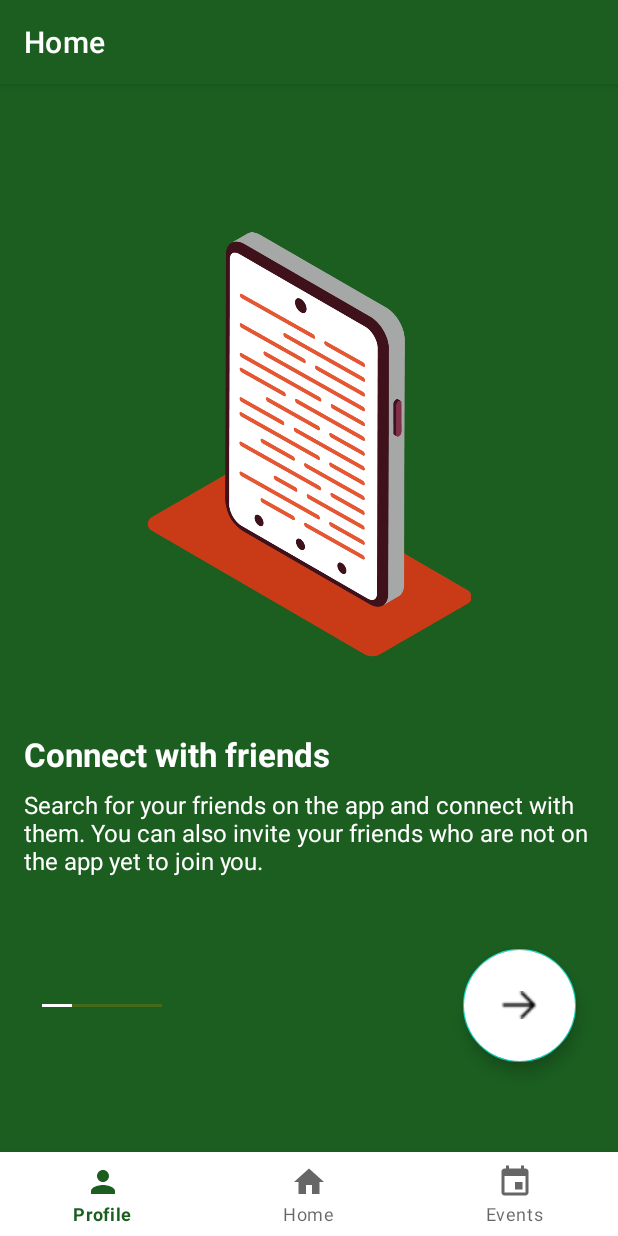
After one commit to aymanbouka/androidAppDevCapstone, an Android app: the fragment UserOnboardingFragment placed in its activity, on a phone screen of 412 x 824 dp. The commit adds this screen. Run offline under Robolectric (Android 15) with nearby library versions, the phone set to English and light mode, and no system bars; our stand-ins replace Firebase (no records; nobody signed in at launch, a user with empty details on screens opened directly).

Commit message:
Added user onboarding right after register

```diff
--- a/termproject2023/app/src/main/java/com/example/termproject2023/EventsFragment.java
+++ b/termproject2023/app/src/main/java/com/example/termproject2023/EventsFragment.java
@@ -105,7 +105,7 @@ public class EventsFragment extends Fragment implements BottomNavigationView.OnN
                     events.clear();
                     EventsXMLParser eventsXMLParser = new EventsXMLParser();
                      events = eventsXMLParser.parse(response.body().byteStream());
-                    Log.d("DEMO", "onResponse: this is an event: " + events + "this is an event");
+//                    Log.d("DEMO", "onResponse: this is an event: " + events + "this is an event");
 
 
 
--- /dev/null
+++ b/termproject2023/app/src/main/java/com/example/termproject2023/OnboardingAdapter.java
@@ -0,0 +1,31 @@
+package com.example.termproject2023;
+
+import androidx.annotation.NonNull;
+import androidx.fragment.app.Fragment;
+import androidx.fragment.app.FragmentActivity;
+import androidx.fragment.app.FragmentManager;
+import androidx.lifecycle.Lifecycle;
+import androidx.viewpager2.adapter.FragmentStateAdapter;
+
+
+public class OnboardingAdapter extends FragmentStateAdapter{
+    private final FragmentActivity activity;
+    private final int itemsCount;
+
+    public OnboardingAdapter(@NonNull FragmentActivity fragmentActivity, int itemsCount) {
+        super(fragmentActivity);
+        this.activity = fragmentActivity;
+        this.itemsCount = itemsCount;
+    }
+
+    @NonNull
+    @Override
+    public Fragment createFragment(int position) {
+        return OnboardingViewPagerFragment.getInstance(position);
+    }
+
+    @Override
+    public int getItemCount() {
+        return itemsCount;
+    }
+}
--- /dev/null
+++ b/termproject2023/app/src/main/java/com/example/termproject2023/OnboardingViewPagerFragment.java
@@ -0,0 +1,53 @@
+package com.example.termproject2023;
+
+import android.os.Bundle;
+import android.view.LayoutInflater;
+import android.view.View;
+import android.view.ViewGroup;
+import androidx.fragment.app.Fragment;
+import com.example.termproject2023.databinding.FragmentOnboardingViewPagerBinding;
+
+import java.util.ArrayList;
+import java.util.List;
+
+public class OnboardingViewPagerFragment extends Fragment {
+
+    private static final String ARG_POSITION = "ARG_POSITION";
+
+    public static OnboardingViewPagerFragment getInstance(int position) {
+        OnboardingViewPagerFragment fragment = new OnboardingViewPagerFragment();
+        Bundle args = new Bundle();
+        args.putInt(ARG_POSITION, position);
+        fragment.setArguments(args);
+        return fragment;
+    }
+
+    private FragmentOnboardingViewPagerBinding binding;
+
+    @Override
+    public View onCreateView(LayoutInflater inflater, ViewGroup container,
+        Bundle savedInstanceState) {
+        binding = FragmentOnboardingViewPagerBinding.inflate(inflater, container, false);
+        return binding.getRoot();
+    }
+
+    @Override
+    public void onViewCreated(View view, Bundle savedInstanceState) {
+        int position = requireArguments().getInt(ARG_POSITION);
+        String[] onBoardingTitles = requireContext().getResources().getStringArray(R.array.onboarding_titles);
+        String[] onBoardingTexts = requireContext().getResources().getStringArray(R.array.onboarding_texts);
+        binding.onBoardingImage.setImageResource(getOnBoardAssets().get(position));
+        binding.onBoardingTextTitle.setText(onBoardingTitles[position]);
+        binding.onBoardingTextMsg.setText(onBoardingTexts[position]);
+    }
+
+    private List<Integer> getOnBoardAssets() {
+        List<Integer> onBoardAssets = new ArrayList<>();
+        //changes images from here
+        onBoardAssets.add(R.drawable.onboarding);
+        onBoardAssets.add(R.drawable.onboarding);
+        onBoardAssets.add(R.drawable.onboarding);
+        onBoardAssets.add(R.drawable.onboarding);
+        return onBoardAssets;
+    }
+}
--- a/termproject2023/app/src/main/java/com/example/termproject2023/RegisterFragment.java
+++ b/termproject2023/app/src/main/java/com/example/termproject2023/RegisterFragment.java
@@ -76,9 +76,10 @@ public class RegisterFragment extends Fragment {
                                 Log.d("demo", "onComplete: Register in successful " + mAuth.getCurrentUser().getUid());
 
                                 Log.d("demo", "onComplete: Register in successful " + Thread.currentThread().getId());
+                                // yaha par onboarding ayega
+                                getFragmentManager().beginTransaction().replace(R.id.contentView, new UserOnboardingFragment())
+                                        .commit();
 
-                                getFragmentManager().beginTransaction().replace(R.id.contentView, new MainHomeFragment())
-                                        .commit();
 
                             }else{
                                 Log.d("demo", "onComplete: Error!!! ");
--- /dev/null
+++ b/termproject2023/app/src/main/java/com/example/termproject2023/UserOnboardingFragment.java
@@ -0,0 +1,50 @@
+package com.example.termproject2023;
+
+import android.content.Intent;
+import android.os.Bundle;
+import androidx.annotation.NonNull;
+import androidx.fragment.app.Fragment;
+import android.view.LayoutInflater;
+import android.view.View;
+import android.view.ViewGroup;
+import com.example.termproject2023.databinding.FragmentUserOnboardingBinding;
+import com.google.android.material.tabs.TabLayout;
+import com.google.android.material.tabs.TabLayoutMediator;
+
+public class UserOnboardingFragment extends Fragment {
+    private OnboardingAdapter viewPagerAdapter;
+
+    @Override
+    public void onCreate(Bundle savedInstanceState) {
+        super.onCreate(savedInstanceState);
+
+    }
+
+    @Override
+    public View onCreateView(LayoutInflater inflater, ViewGroup container,
+                             Bundle savedInstanceState) {
+
+        FragmentUserOnboardingBinding binding = FragmentUserOnboardingBinding.inflate(inflater, container, false);
+        viewPagerAdapter = new OnboardingAdapter(requireActivity(), 4);
+        binding.viewPagerOnboarding.setAdapter(viewPagerAdapter);
+        TabLayoutMediator mediator = new TabLayoutMediator(binding.tabLayoutOnboarding, binding.viewPagerOnboarding, new TabLayoutMediator.TabConfigurationStrategy() {
+            @Override
+            public void onConfigureTab(@NonNull TabLayout.Tab tab, int position) {
+            }
+        });
+        mediator.attach();
+
+        binding.bttnNextOnboarding.setOnClickListener(view -> {
+            if(binding.viewPagerOnboarding.getCurrentItem() < 3){
+                binding.viewPagerOnboarding.setCurrentItem(binding.viewPagerOnboarding.getCurrentItem() + 1, true);
+            }
+            else{
+                getFragmentManager().beginTransaction().replace(R.id.contentView, new MainHomeFragment())
+                        .commit();
+            }
+        });
+
+
+        return binding.getRoot();
+    }
+}
--- /dev/null
+++ b/termproject2023/app/src/main/res/layout/fragment_onboarding_view_pager.xml
@@ -0,0 +1,53 @@
+<?xml version="1.0" encoding="utf-8"?>
+<FrameLayout xmlns:android="http://schemas.android.com/apk/res/android"
+    xmlns:tools="http://schemas.android.com/tools"
+    android:layout_width="match_parent"
+    android:layout_height="match_parent"
+    xmlns:app="http://schemas.android.com/apk/res-auto"
+    tools:context=".OnboardingViewPagerFragment"
+    android:background="#1B5E20">
+
+    <androidx.constraintlayout.widget.ConstraintLayout
+        android:layout_width="match_parent"
+        android:layout_height="match_parent">
+
+        <ImageView
+            android:id="@+id/on_boarding_image"
+            android:layout_width="216dp"
+            android:layout_height="283dp"
+            android:layout_marginTop="50dp"
+            android:layout_weight="0.4"
+            android:scaleType="fitCenter"
+            app:layout_constraintTop_toTopOf="parent"
+            app:layout_constraintStart_toStartOf="parent"
+            app:layout_constraintEnd_toEndOf="parent"
+            />
+
+        <TextView
+            android:id="@+id/on_boarding_text_title"
+            android:layout_width="match_parent"
+            android:layout_height="wrap_content"
+            android:gravity="start"
+            android:layout_marginHorizontal="16dp"
+            android:layout_marginTop="50dp"
+            android:textColor="@color/white"
+            android:textSize="22sp"
+            android:textStyle="bold"
+            app:layout_constraintTop_toBottomOf="@+id/on_boarding_image" />
+
+
+        <TextView
+            android:id="@+id/on_boarding_text_msg"
+            android:layout_width="match_parent"
+            android:layout_height="wrap_content"
+            android:gravity="start"
+            android:layout_marginHorizontal="16dp"
+            android:layout_marginTop="8dp"
+            android:textSize="16sp"
+            android:textColor="@color/white"
+            app:layout_constraintTop_toBottomOf="@+id/on_boarding_text_title" />
+
+    </androidx.constraintlayout.widget.ConstraintLayout>
+
+
+</FrameLayout>
--- /dev/null
+++ b/termproject2023/app/src/main/res/layout/fragment_user_onboarding.xml
@@ -0,0 +1,47 @@
+<?xml version="1.0" encoding="utf-8"?>
+<androidx.constraintlayout.widget.ConstraintLayout xmlns:android="http://schemas.android.com/apk/res/android"
+    xmlns:app="http://schemas.android.com/apk/res-auto"
+    xmlns:tools="http://schemas.android.com/tools"
+    android:layout_width="match_parent"
+    android:layout_height="match_parent"
+    tools:context=".UserOnboardingFragment"
+    android:background="#1B5E20">
+
+    <androidx.viewpager2.widget.ViewPager2
+        android:id="@+id/view_pager_onboarding"
+        android:layout_width="wrap_content"
+        android:layout_height="wrap_content"
+        app:layout_constraintTop_toTopOf="parent"
+        app:layout_constraintStart_toStartOf="parent"
+        app:layout_constraintEnd_toEndOf="parent"
+        app:layout_constraintBottom_toTopOf="@+id/bttn_next_onboarding"/>
+
+    <com.google.android.material.floatingactionbutton.FloatingActionButton
+        android:id="@+id/bttn_next_onboarding"
+        android:layout_width="75dp"
+        android:layout_height="75dp"
+        app:fabCustomSize="75dp"
+        android:src="@drawable/right_arrow"
+        app:layout_constraintEnd_toEndOf="parent"
+        app:layout_constraintBottom_toBottomOf="parent"
+        android:layout_marginEnd="28dp"
+        android:layout_marginBottom="60dp"
+        app:shapeAppearance="@style/Widget.Material3.CircularProgressIndicator"
+        style="@style/ThemeOverlay.Material3.Button.ElevatedButton"
+        android:backgroundTint="@color/white"
+        app:rippleColor="#777777" />
+
+    <com.google.android.material.tabs.TabLayout
+        android:id="@+id/tab_layout_onboarding"
+        android:layout_width="80dp"
+        android:layout_height="2dp"
+        app:layout_constraintStart_toStartOf="parent"
+        app:layout_constraintTop_toTopOf="@+id/bttn_next_onboarding"
+        app:layout_constraintBottom_toBottomOf="@+id/bttn_next_onboarding"
+        android:layout_marginStart="28dp"
+        app:tabIndicatorHeight="2dp"
+        app:tabIndicatorColor="@color/white"
+        app:tabGravity="center"
+        android:backgroundTint="#77777710"
+        />
+</androidx.constraintlayout.widget.ConstraintLayout>
--- /dev/null
+++ b/termproject2023/app/src/main/res/values/arrays.xml
@@ -0,0 +1,16 @@
+<?xml version="1.0" encoding="utf-8"?>
+<resources>
+    <string-array name="onboarding_titles">
+        <item name = "title_1">Connect with friends</item>
+        <item name = "title_2">Connect with friends</item>
+        <item name = "title_3">Connect with friends</item>
+        <item name = "title_4">Connect with friends</item>
+    </string-array>
+
+    <string-array name="onboarding_texts">
+        <item name = "text_1">Search for your friends on the app and connect with them. You can also invite your friends who are not on the app yet to join you.</item>
+        <item name = "text_2">Search for your friends on the app and connect with them. You can also invite your friends who are not on the app yet to join you.</item>
+        <item name = "text_3">Search for your friends on the app and connect with them. You can also invite your friends who are not on the app yet to join you.</item>
+        <item name = "text_4">Search for your friends on the app and connect with them. You can also invite your friends who are not on the app yet to join you.</item>
+    </string-array>
+</resources>
```
Also changed, not shown: termproject2023/app/src/main/res/drawable/onboarding.png (added), termproject2023/app/src/main/res/drawable/right_arrow.png (added).
